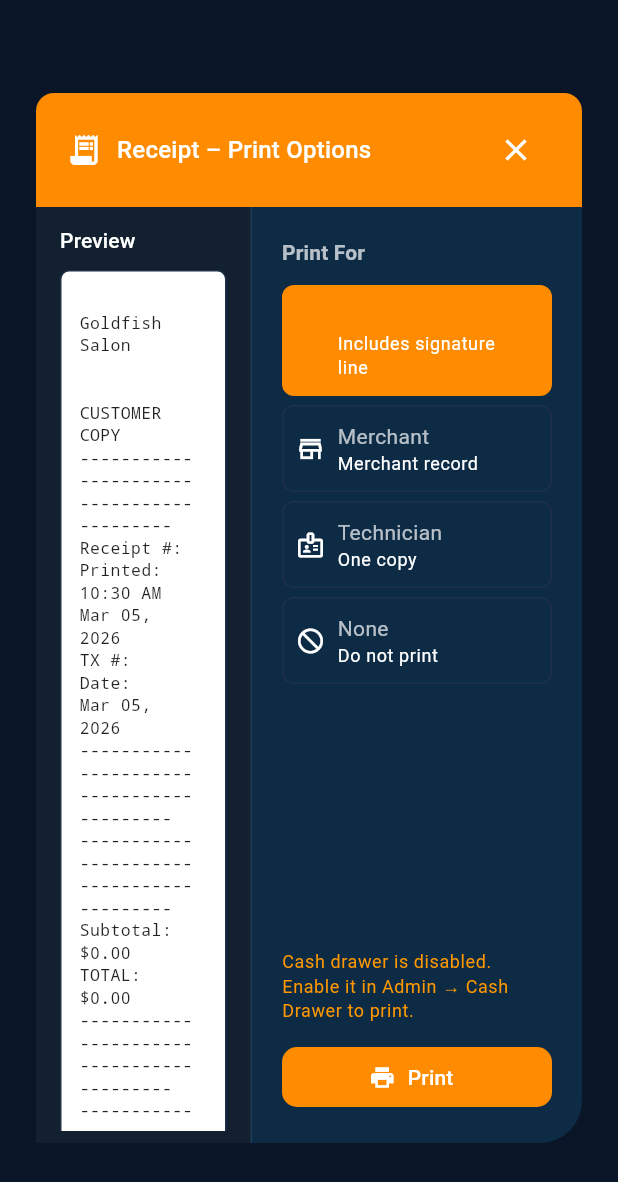
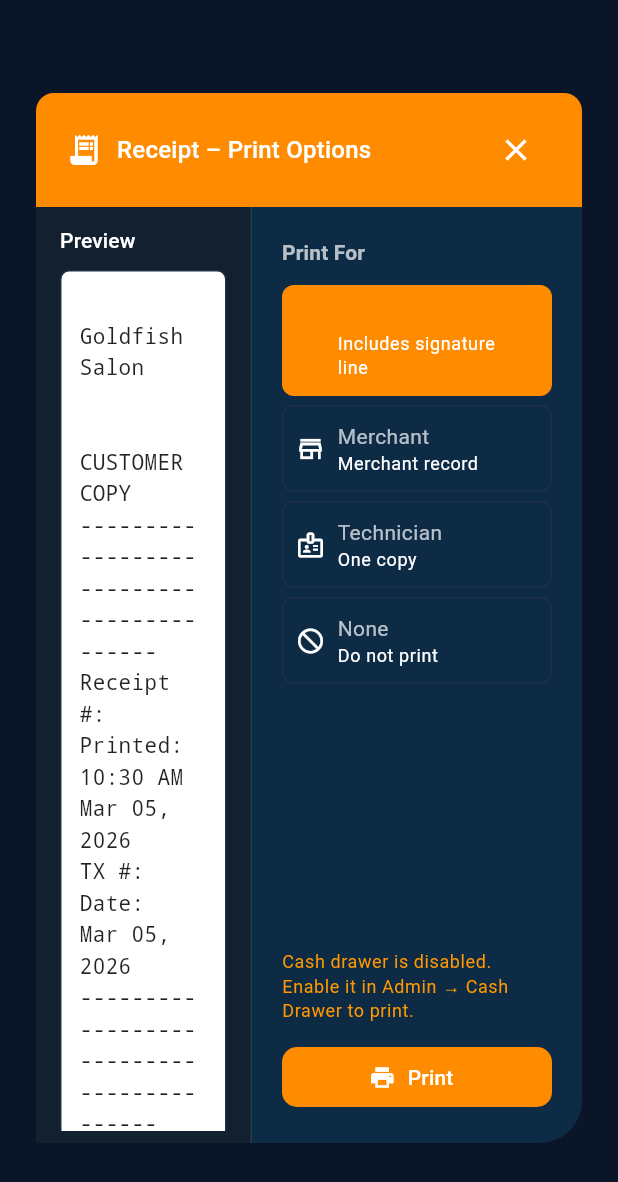
Before and after one commit to ducquyle1984-dev/goldfish_pos, a Flutter app: the ReceiptPrintDialog widget shown alone on an empty page, opened directly with empty values, on a phone screen of 412 x 824 dp. Shown: the top 1182 px of the screen. Run offline on Flutter 3.47's test engine with Material 3 defaults, Android fonts, the phone set to English and light mode, and no system bars; our stand-ins replace cloud_firestore, csv, file_picker, firebase_auth, firebase_core, shared_preferences; missing offline and left inert: dart:html; accounts and stored records are empty.

Commit message:
fix: larger receipt preview font, cash drawer opens before print dialog, better bridge error message

```diff
--- a/lib/services/receipt_service.dart
+++ b/lib/services/receipt_service.dart
@@ -312,7 +312,10 @@ class ReceiptService {
       return decoded['message']?.toString() ??
           'Bridge returned ${response.statusCode}';
     } catch (e) {
-      return 'Could not reach bridge at $url — is it running?';
+      return 'Could not reach the bridge at $url.\n'
+          'Make sure the bridge helper is running. '
+          'If it was installed before today, reinstall it from '
+          'Admin → Cash Drawer so it gets the receipt-printing update.';
     }
   }
 }
--- a/lib/widgets/receipt_print_dialog.dart
+++ b/lib/widgets/receipt_print_dialog.dart
@@ -227,8 +227,8 @@ class _ReceiptPrintDialogState extends State<ReceiptPrintDialog> {
                                         _previewText(),
                                         style: const TextStyle(
                                           fontFamily: 'Courier New',
-                                          fontSize: 11,
-                                          height: 1.4,
+                                          fontSize: 14,
+                                          height: 1.5,
                                           color: Colors.black87,
                                         ),
                                       ),
```
Also changed, not shown: lib/screens/transaction_checkout_screen.dart (+6 -6 lines), lib/screens/transaction_create_screen.dart (+5 -4 lines), 1 other file.
